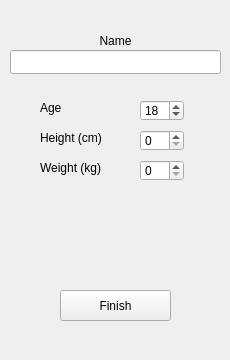
Old version of the form RadotechSim/pageprofileedit.ui in the repository nikolajszarins/3004-project.
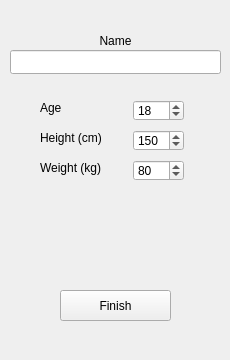
New version of the form.

Commit message: VM-focused UI fixes

```diff
--- a/RadotechSim/pageprofileedit.ui
+++ b/RadotechSim/pageprofileedit.ui
@@ -55,9 +55,9 @@
   <widget class="QSpinBox" name="selAge">
    <property name="geometry">
     <rect>
-     <x>140</x>
+     <x>133</x>
      <y>100</y>
-     <width>44</width>
+     <width>51</width>
      <height>21</height>
     </rect>
    </property>
@@ -71,12 +71,18 @@
   <widget class="QSpinBox" name="selHeight">
    <property name="geometry">
     <rect>
-     <x>140</x>
+     <x>133</x>
      <y>130</y>
-     <width>44</width>
+     <width>51</width>
      <height>21</height>
     </rect>
    </property>
+   <property name="maximum">
+    <number>250</number>
+   </property>
+   <property name="value">
+    <number>150</number>
+   </property>
   </widget>
   <widget class="QLabel" name="label_3">
    <property name="geometry">
@@ -94,12 +100,18 @@
   <widget class="QSpinBox" name="selWeight">
    <property name="geometry">
     <rect>
-     <x>140</x>
+     <x>133</x>
      <y>160</y>
-     <width>44</width>
+     <width>51</width>
      <height>21</height>
     </rect>
    </property>
+   <property name="maximum">
+    <number>200</number>
+   </property>
+   <property name="value">
+    <number>80</number>
+   </property>
   </widget>
   <widget class="QLabel" name="label_4">
    <property name="geometry">
```
The commit also changes 4 other files.
